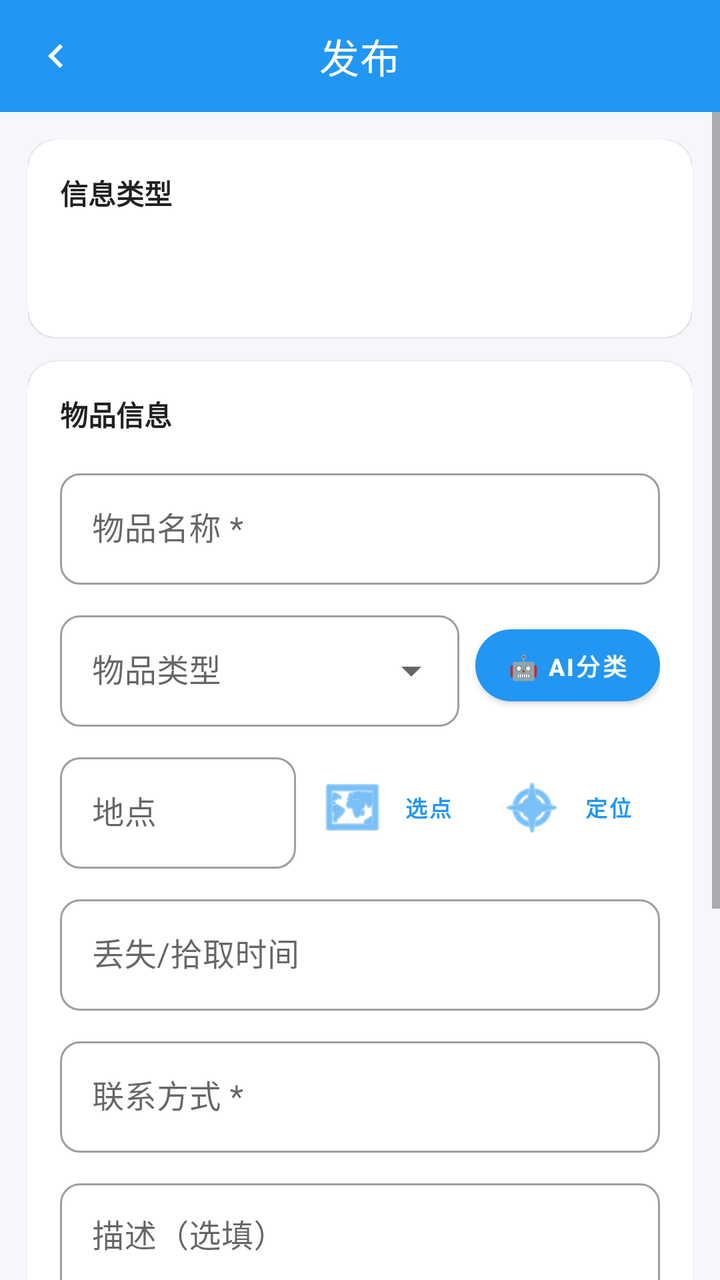
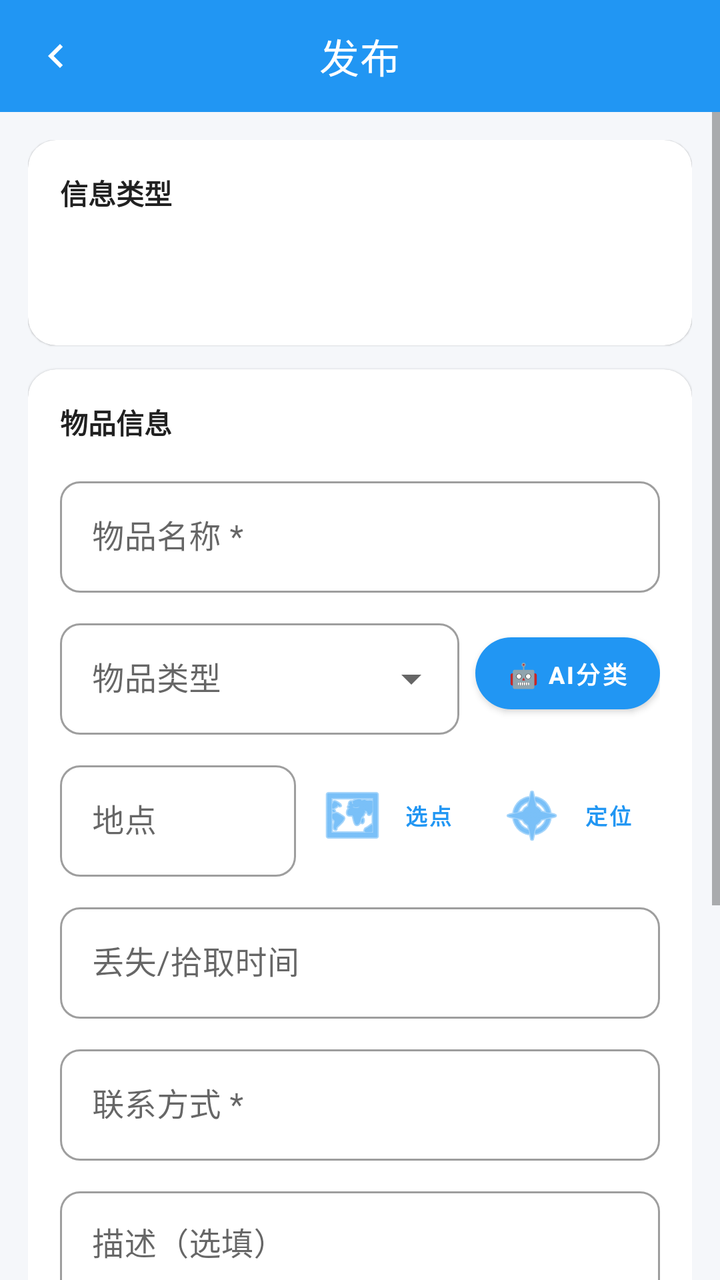

The first picture is an Android layout as it rendered before a commit; the second is the same layout after the commit. The layout source and the unified diff follow.
<!-- AndroidManifest.xml: application theme Theme.CampusLostFound -->
<!-- res/layout/activity_publish.xml -->
<?xml version="1.0" encoding="utf-8"?>
<LinearLayout xmlns:android="http://schemas.android.com/apk/res/android"
    xmlns:app="http://schemas.android.com/apk/res-auto"
    android:layout_width="match_parent"
    android:layout_height="match_parent"
    android:orientation="vertical"
    android:background="@color/gray_bg">

    <com.google.android.material.appbar.AppBarLayout
        android:layout_width="match_parent"
        android:layout_height="wrap_content"
        android:background="@color/primary"
        app:elevation="0dp">

        <com.google.android.material.appbar.MaterialToolbar
            android:id="@+id/toolbar"
            android:layout_width="match_parent"
            android:layout_height="?attr/actionBarSize"
            android:background="@color/primary"
            app:title="@string/publish"
            app:titleTextColor="@color/white"
            app:titleCentered="true"
            app:navigationIcon="@drawable/ic_back"
            app:navigationIconTint="@color/white" />
    </com.google.android.material.appbar.AppBarLayout>

    <ScrollView
        android:layout_width="match_parent"
        android:layout_height="match_parent"
        android:background="@color/gray_bg"
        android:fillViewport="true">

        <LinearLayout
            android:layout_width="match_parent"
            android:layout_height="wrap_content"
            android:orientation="vertical"
            android:padding="14dp">

            
            <com.google.android.material.card.MaterialCardView
                android:layout_width="match_parent"
                android:layout_height="wrap_content"
                android:layout_marginBottom="12dp"
                app:cardCornerRadius="14dp"
                app:cardElevation="0.5dp"
                app:cardBackgroundColor="@color/card_white"
                app:strokeWidth="0dp">

                <LinearLayout
                    android:layout_width="match_parent"
                    android:layout_height="wrap_content"
                    android:orientation="vertical"
                    android:padding="16dp">

                    <TextView
                        android:layout_width="wrap_content"
                        android:layout_height="wrap_content"
                        android:text="信息类型"
                        android:textSize="14sp"
                        android:textColor="@color/text_primary"
                        android:textStyle="bold"
                        android:layout_marginBottom="8dp" />

                    <com.google.android.material.chip.ChipGroup
                        android:id="@+id/chipGroupType"
                        android:layout_width="match_parent"
                        android:layout_height="wrap_content"
                        app:singleSelection="true"
                        app:chipSpacingHorizontal="12dp"
                        app:selectionRequired="true"
                        app:checkedChip="@id/chipLost">

                        <com.google.android.material.chip.Chip
                            android:id="@+id/chipLost"
                            style="@style/Widget.MaterialComponents.Chip.Choice"
                            android:layout_width="0dp"
                            android:layout_height="38dp"
                            android:layout_weight="1"
                            android:text="🔍 失物"
                            android:textColor="@color/white"
                            android:textAlignment="center"
                            app:chipBackgroundColor="@color/selector_chip_lost"
                            app:checkedIconEnabled="false" />

                        <com.google.android.material.chip.Chip
                            android:id="@+id/chipFound"
                            style="@style/Widget.MaterialComponents.Chip.Choice"
                            android:layout_width="0dp"
                            android:layout_height="38dp"
                            android:layout_weight="1"
                            android:text="📦 招领"
                            android:textColor="@color/white"
                            android:textAlignment="center"
                            app:chipBackgroundColor="@color/selector_chip_found"
                            app:checkedIconEnabled="false" />
                    </com.google.android.material.chip.ChipGroup>
                </LinearLayout>
            </com.google.android.material.card.MaterialCardView>

            
            <com.google.android.material.card.MaterialCardView
                android:layout_width="match_parent"
                android:layout_height="wrap_content"
                android:layout_marginBottom="12dp"
                app:cardCornerRadius="14dp"
                app:cardElevation="0.5dp"
                app:cardBackgroundColor="@color/card_white"
                app:strokeWidth="0dp">

                <LinearLayout
                    android:layout_width="match_parent"
                    android:layout_height="wrap_content"
                    android:orientation="vertical"
                    android:padding="16dp">

                    <TextView
                        android:layout_width="wrap_content"
                        android:layout_height="wrap_content"
                        android:text="物品信息"
                        android:textSize="14sp"
                        android:textColor="@color/text_primary"
                        android:textStyle="bold"
                        android:layout_marginBottom="10dp" />

                    <com.google.android.material.textfield.TextInputLayout
                        android:layout_width="match_parent"
                        android:layout_height="wrap_content"
                        android:layout_marginTop="4dp"
                        style="@style/Widget.MaterialComponents.TextInputLayout.OutlinedBox"
                        app:boxCornerRadiusBottomEnd="10dp"
                        app:boxCornerRadiusBottomStart="10dp"
                        app:boxCornerRadiusTopEnd="10dp"
                        app:boxCornerRadiusTopStart="10dp"
                        app:hintAnimationEnabled="false">

                        <com.google.android.material.textfield.TextInputEditText
                            android:id="@+id/etName"
                            android:layout_width="match_parent"
                            android:layout_height="wrap_content"
                            android:hint="物品名称 *"
                            android:inputType="text" />
                    </com.google.android.material.textfield.TextInputLayout>

                    <LinearLayout
                        android:layout_width="match_parent"
                        android:layout_height="wrap_content"
                        android:layout_marginTop="10dp"
                        android:gravity="center_vertical"
                        android:orientation="horizontal">

                        <com.google.android.material.textfield.TextInputLayout
                            android:layout_width="0dp"
                            android:layout_height="wrap_content"
                            android:layout_weight="1"
                            style="@style/Widget.MaterialComponents.TextInputLayout.OutlinedBox.ExposedDropdownMenu"
                            app:boxCornerRadiusBottomEnd="10dp"
                            app:boxCornerRadiusBottomStart="10dp"
                            app:boxCornerRadiusTopEnd="10dp"
                            app:boxCornerRadiusTopStart="10dp">

                            <AutoCompleteTextView
                                android:id="@+id/actvCategory"
                                android:layout_width="match_parent"
                                android:layout_height="wrap_content"
                                android:hint="物品类型"
                                android:inputType="none" />
                        </com.google.android.material.textfield.TextInputLayout>

                        <com.google.android.material.button.MaterialButton
                            android:id="@+id/btnAiClassify"
                            android:layout_width="wrap_content"
                            android:layout_height="wrap_content"
                            android:layout_marginStart="8dp"
                            android:text="🤖 AI分类"
                            android:textSize="12sp"
                            app:cornerRadius="20dp" />
                    </LinearLayout>

                    <LinearLayout
                        android:layout_width="match_parent"
                        android:layout_height="wrap_content"
                        android:layout_marginTop="10dp"
                        android:gravity="center_vertical"
                        android:orientation="horizontal">

                        <com.google.android.material.textfield.TextInputLayout
                            android:layout_width="0dp"
                            android:layout_height="wrap_content"
                            android:layout_weight="1"
                            style="@style/Widget.MaterialComponents.TextInputLayout.OutlinedBox"
                            app:boxCornerRadiusBottomEnd="10dp"
                            app:boxCornerRadiusBottomStart="10dp"
                            app:boxCornerRadiusTopEnd="10dp"
                            app:boxCornerRadiusTopStart="10dp"
                            app:endIconMode="clear_text">

                            <com.google.android.material.textfield.TextInputEditText
                                android:id="@+id/etLocation"
                                android:layout_width="match_parent"
                                android:layout_height="wrap_content"
                                android:hint="地点"
                                android:inputType="text" />
                        </com.google.android.material.textfield.TextInputLayout>

                        <com.google.android.material.button.MaterialButton
                            android:id="@+id/btnMapPick"
                            style="@style/Widget.MaterialComponents.Button.TextButton"
                            android:layout_width="wrap_content"
                            android:layout_height="wrap_content"
                            android:layout_marginStart="4dp"
                            android:text="选点"
                            android:textSize="11sp"
                            app:icon="@android:drawable/ic_menu_mapmode"
                            app:cornerRadius="16dp" />

                        <com.google.android.material.button.MaterialButton
                            android:id="@+id/btnGpsLocate"
                            style="@style/Widget.MaterialComponents.Button.TextButton"
                            android:layout_width="wrap_content"
                            android:layout_height="wrap_content"
                            android:layout_marginStart="2dp"
                            android:text="定位"
                            android:textSize="11sp"
                            app:icon="@android:drawable/ic_menu_compass"
                            app:cornerRadius="16dp" />
                    </LinearLayout>

                    <TextView
                        android:id="@+id/tvAddressInfo"
                        android:layout_width="match_parent"
                        android:layout_height="wrap_content"
                        android:layout_marginTop="4dp"
                        android:textColor="@color/text_hint"
                        android:textSize="11sp"
                        android:visibility="gone" />

                    <com.google.android.material.textfield.TextInputLayout
                        android:layout_width="match_parent"
                        android:layout_height="wrap_content"
                        android:layout_marginTop="10dp"
                        style="@style/Widget.MaterialComponents.TextInputLayout.OutlinedBox"
                        app:boxCornerRadiusBottomEnd="10dp"
                        app:boxCornerRadiusBottomStart="10dp"
                        app:boxCornerRadiusTopEnd="10dp"
                        app:boxCornerRadiusTopStart="10dp"
                        app:endIconMode="none">

                        <com.google.android.material.textfield.TextInputEditText
                            android:id="@+id/etTime"
                            android:layout_width="match_parent"
                            android:layout_height="wrap_content"
                            android:clickable="true"
                            android:focusable="false"
                            android:hint="丢失/拾取时间"
                            android:inputType="none" />
                    </com.google.android.material.textfield.TextInputLayout>

                    <com.google.android.material.textfield.TextInputLayout
                        android:layout_width="match_parent"
                        android:layout_height="wrap_content"
                        android:layout_marginTop="10dp"
                        style="@style/Widget.MaterialComponents.TextInputLayout.OutlinedBox"
                        app:boxCornerRadiusBottomEnd="10dp"
                        app:boxCornerRadiusBottomStart="10dp"
                        app:boxCornerRadiusTopEnd="10dp"
                        app:boxCornerRadiusTopStart="10dp">

                        <com.google.android.material.textfield.TextInputEditText
                            android:id="@+id/etContact"
                            android:layout_width="match_parent"
                            android:layout_height="wrap_content"
                            android:hint="联系方式 *"
                            android:inputType="phone" />
                    </com.google.android.material.textfield.TextInputLayout>

                    <com.google.android.material.textfield.TextInputLayout
                        android:layout_width="match_parent"
                        android:layout_height="wrap_content"
                        android:layout_marginTop="10dp"
                        style="@style/Widget.MaterialComponents.TextInputLayout.OutlinedBox"
                        app:boxCornerRadiusBottomEnd="10dp"
                        app:boxCornerRadiusBottomStart="10dp"
                        app:boxCornerRadiusTopEnd="10dp"
                        app:boxCornerRadiusTopStart="10dp">

                        <com.google.android.material.textfield.TextInputEditText
                            android:id="@+id/etDescription"
                            android:layout_width="match_parent"
                            android:layout_height="wrap_content"
                            android:gravity="top"
                            android:hint="描述（选填）"
                            android:inputType="textMultiLine"
                            android:minLines="3" />
                    </com.google.android.material.textfield.TextInputLayout>
                </LinearLayout>
            </com.google.android.material.card.MaterialCardView>

            
            <com.google.android.material.card.MaterialCardView
                android:layout_width="match_parent"
                android:layout_height="wrap_content"
                android:layout_marginBottom="12dp"
                app:cardCornerRadius="14dp"
                app:cardElevation="0.5dp"
                app:cardBackgroundColor="@color/card_white"
                app:strokeWidth="0dp">

                <LinearLayout
                    android:layout_width="match_parent"
                    android:layout_height="wrap_content"
                    android:orientation="vertical"
                    android:padding="16dp">

                    <TextView
                        android:layout_width="wrap_content"
                        android:layout_height="wrap_content"
                        android:text="上传图片"
                        android:textSize="14sp"
                        android:textColor="@color/text_primary"
                        android:textStyle="bold"
                        android:layout_marginBottom="8dp" />

                    <LinearLayout
                        android:layout_width="match_parent"
                        android:layout_height="wrap_content"
                        android:gravity="center_vertical"
                        android:orientation="horizontal">

                        <com.google.android.material.button.MaterialButton
                            android:id="@+id/btnCamera"
                            style="@style/Widget.MaterialComponents.Button.OutlinedButton"
                            android:layout_width="0dp"
                            android:layout_height="44dp"
                            android:layout_weight="1"
                            android:layout_marginEnd="6dp"
                            android:text="📷 拍照"
                            android:textSize="13sp"
                            app:cornerRadius="22dp"
                            app:icon="@android:drawable/ic_menu_camera" />

                        <com.google.android.material.button.MaterialButton
                            android:id="@+id/btnGallery"
                            style="@style/Widget.MaterialComponents.Button.OutlinedButton"
                            android:layout_width="0dp"
                            android:layout_height="44dp"
                            android:layout_weight="1"
                            android:layout_marginStart="6dp"
                            android:text="🖼️ 相册"
                            android:textSize="13sp"
                            app:cornerRadius="22dp"
                            app:icon="@android:drawable/ic_menu_gallery" />
                    </LinearLayout>

                    <ImageView
                        android:id="@+id/ivPreview"
                        android:layout_width="match_parent"
                        android:layout_height="180dp"
                        android:layout_marginTop="10dp"
                        android:contentDescription="预览图片"
                        android:scaleType="centerCrop"
                        android:visibility="gone" />

                    <HorizontalScrollView
                        android:id="@+id/hsvImages"
                        android:layout_width="match_parent"
                        android:layout_height="wrap_content"
                        android:layout_marginTop="10dp"
                        android:scrollbars="none"
                        android:visibility="gone">

                        <LinearLayout
                            android:id="@+id/layoutImageList"
                            android:layout_width="wrap_content"
                            android:layout_height="120dp"
                            android:gravity="center_vertical"
                            android:orientation="horizontal" />
                    </HorizontalScrollView>
                </LinearLayout>
            </com.google.android.material.card.MaterialCardView>

            
            <com.google.android.material.button.MaterialButton
                android:id="@+id/btnSubmit"
                android:layout_width="match_parent"
                android:layout_height="52dp"
                android:text="发布信息"
                android:textSize="16sp"
                app:cornerRadius="26dp"
                app:backgroundTint="@color/primary"
                android:textColor="@color/white" />

            <View
                android:layout_width="match_parent"
                android:layout_height="16dp" />

        </LinearLayout>
    </ScrollView>
</LinearLayout>
<!-- resources referenced by this layout -->
<resources>
  <color name="card_white">#FFFFFFFF</color>
  <color name="gray_bg">#FFF5F7FA</color>
  <color name="primary">#FF2196F3</color>
  <color name="text_hint">#FFBDBDBD</color>
  <color name="text_primary">#FF212121</color>
  <color name="white">#FFFFFFFF</color>
  <!-- drawable ic_back (drawable) -->
  <vector xmlns:android="http://schemas.android.com/apk/res/android"
      android:width="24dp"
      android:height="24dp"
      android:viewportWidth="24"
      android:viewportHeight="24">
      <path
          android:fillColor="@color/white"
          android:pathData="M15.41,7.41L14,6l-6,6 6,6 1.41,-1.41L10.83,12z"/>
  </vector>
  <string name="publish">发布</string>
  <style name="Theme.CampusLostFound" parent="Theme.MaterialComponents.Light.NoActionBar">
          <item name="colorPrimary">@color/primary</item>
          <item name="colorPrimaryDark">@color/primary_dark</item>
          <item name="colorAccent">@color/accent</item>
          <item name="colorPrimaryVariant">@color/primary_dark</item>
          <item name="colorOnPrimary">@color/white</item>
          <item name="colorSecondary">@color/accent</item>
          <item name="android:statusBarColor">@color/primary_dark</item>
          <item name="android:navigationBarColor">@color/white</item>
          <item name="android:windowLightStatusBar">false</item>
          <item name="android:windowBackground">@color/white</item>
          <item name="bottomNavigationStyle">@style/BottomNavStyle</item>
          <item name="materialButtonStyle">@style/RoundedButtonStyle</item>
      </style>
  <color name="primary_dark">#FF1976D2</color>
  <color name="accent">#FF64B5F6</color>
  <style name="BottomNavStyle" parent="Widget.MaterialComponents.BottomNavigationView">
          <item name="android:background">@color/white</item>
          <item name="itemTextColor">@color/text_secondary</item>
          <item name="itemIconTint">@color/text_secondary</item>
          <item name="android:elevation">8dp</item>
          <item name="labelVisibilityMode">labeled</item>
      </style>
  <style name="RoundedButtonStyle" parent="Widget.MaterialComponents.Button">
          <item name="backgroundTint">@color/primary</item>
          <item name="cornerRadius">28dp</item>
          <item name="android:textColor">@color/white</item>
          <item name="android:textSize">16sp</item>
          <item name="android:textStyle">bold</item>
      </style>
  <color name="text_secondary">#FF757575</color>
</resources>

<!-- the commit's change to res/layout/activity_publish.xml (unified diff, before → after) -->
@@ -65,33 +65,30 @@
                         android:id="@+id/chipGroupType"
                         android:layout_width="match_parent"
                         android:layout_height="wrap_content"
-                        app:singleSelection="true"
-                        app:chipSpacingHorizontal="12dp"
-                        app:selectionRequired="true"
-                        app:checkedChip="@id/chipLost">
+                        app:chipSpacingHorizontal="12dp">
 
                         <com.google.android.material.chip.Chip
                             android:id="@+id/chipLost"
-                            style="@style/Widget.MaterialComponents.Chip.Choice"
-                            android:layout_width="0dp"
-                            android:layout_height="38dp"
-                            android:layout_weight="1"
+                            android:layout_width="0dp"
+                            android:layout_height="42dp"
+                            android:layout_weight="1"
+                            android:checkable="true"
                             android:text="🔍 失物"
                             android:textColor="@color/white"
                             android:textAlignment="center"
-                            app:chipBackgroundColor="@color/selector_chip_lost"
+                            app:chipBackgroundColor="@color/lost_tag"
                             app:checkedIconEnabled="false" />
 
                         <com.google.android.material.chip.Chip
                             android:id="@+id/chipFound"
-                            style="@style/Widget.MaterialComponents.Chip.Choice"
-                            android:layout_width="0dp"
-                            android:layout_height="38dp"
-                            android:layout_weight="1"
+                            android:layout_width="0dp"
+                            android:layout_height="42dp"
+                            android:layout_weight="1"
+                            android:checkable="true"
                             android:text="📦 招领"
                             android:textColor="@color/white"
                             android:textAlignment="center"
-                            app:chipBackgroundColor="@color/selector_chip_found"
+                            app:chipBackgroundColor="@color/found_tag"
                             app:checkedIconEnabled="false" />
                     </com.google.android.material.chip.ChipGroup>
                 </LinearLayout>
<!-- resource entries referenced after the edit -->
@@ -1,7 +1,9 @@
 <!-- resources referenced by this layout -->
 <resources>
   <color name="card_white">#FFFFFFFF</color>
+  <color name="found_tag">#FF42A5F5</color>
   <color name="gray_bg">#FFF5F7FA</color>
+  <color name="lost_tag">#FFEF5350</color>
   <color name="primary">#FF2196F3</color>
   <color name="text_hint">#FFBDBDBD</color>
   <color name="text_primary">#FF212121</color>
